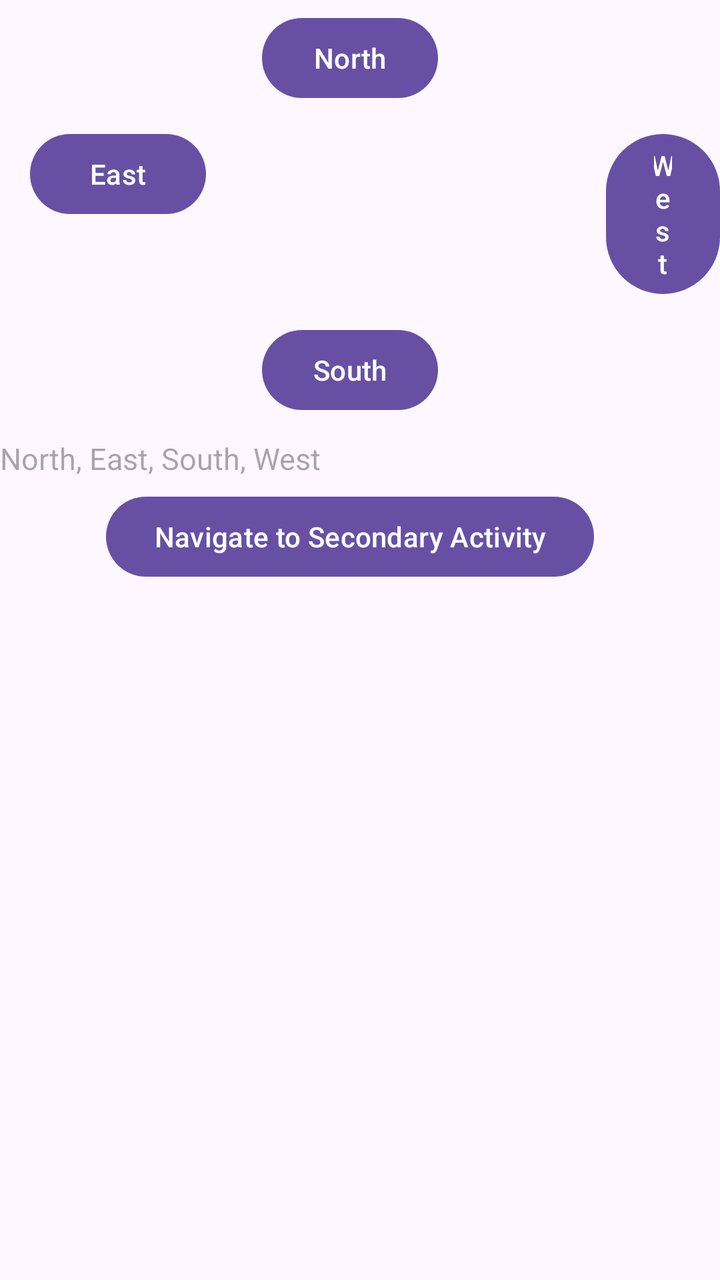
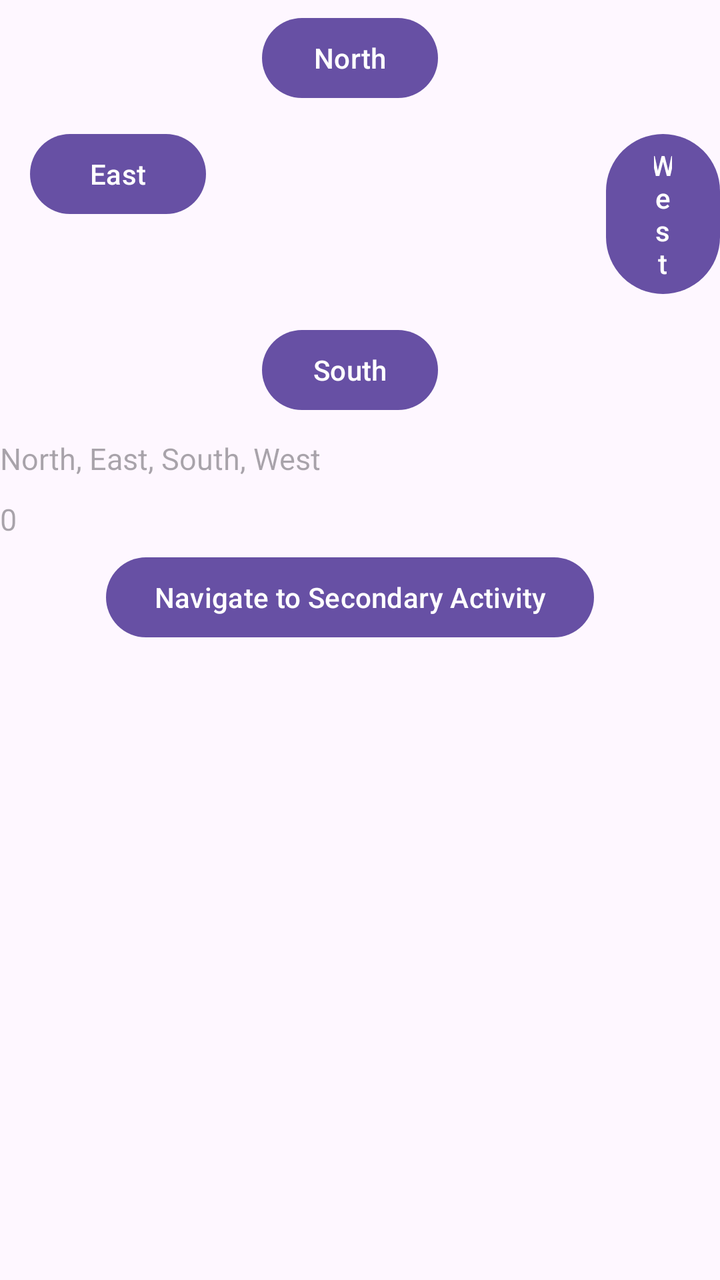

Compare the two renders of this Android layout. The source of the first and the diff that turns it into the second are given below.
<!-- AndroidManifest.xml: application theme Theme.Colocviu1_1 -->
<!-- res/layout/activity_colocviu1_1_main.xml -->
<?xml version="1.0" encoding="utf-8"?>
<LinearLayout xmlns:android="http://schemas.android.com/apk/res/android"
    xmlns:app="http://schemas.android.com/apk/res-auto"
    xmlns:tools="http://schemas.android.com/tools"
    android:id="@+id/main"
    android:layout_width="match_parent"
    android:layout_height="match_parent"
    android:orientation="vertical"
    tools:context=".Colocviu1_1MainActivity">

    <Button
        android:layout_width="wrap_content"
        android:layout_height="wrap_content"
        android:layout_gravity="center"
        android:text="North"
        android:layout_marginEnd="5dp"
        android:layout_marginTop="5dp"
        android:id="@+id/north"/>

    <LinearLayout
        style="?android:attr/buttonBarStyle"
        android:layout_width="match_parent"
        android:layout_height="wrap_content"
        android:orientation="horizontal"
        android:layout_marginTop="10dp">

        <Button
            android:layout_width="wrap_content"
            android:layout_height="wrap_content"
            android:layout_gravity="start"
            android:text="@string/east"
            android:layout_marginEnd="100dp"
            android:layout_marginStart="15dp"
            android:layout_marginTop="5dp"
            android:id="@+id/east"/>

        <Button
            android:layout_width="wrap_content"
            android:layout_height="wrap_content"
            android:layout_gravity="end"
            android:text="@string/west"
            android:layout_marginStart="100dp"
            android:layout_marginTop="5dp"
            android:id="@+id/west"/>

    </LinearLayout>

    <Button
        android:layout_width="wrap_content"
        android:layout_height="wrap_content"
        android:layout_gravity="center"
        android:text="@string/south"
        android:layout_marginEnd="5dp"
        android:layout_marginTop="5dp"
        android:id="@+id/south"/>

    <TextView
        android:layout_width="match_parent"
        android:layout_height="wrap_content"
        android:layout_gravity="center"
        android:layout_marginTop="10dp"
        android:textSize="15sp"
        android:text="@string/north_east_south_west"
        android:id="@+id/sum"
        android:enabled="false"/>

    <Button
        android:layout_width="wrap_content"
        android:layout_height="wrap_content"
        android:layout_gravity="center"
        android:text="@string/navigate_to_secondary_activity"
        android:layout_marginEnd="5dp"
        android:layout_marginTop="5dp"
        android:id="@+id/secondary_activity"/>
</LinearLayout>
<!-- resources referenced by this layout -->
<resources>
  <string name="east">East</string>
  <string name="navigate_to_secondary_activity">Navigate to Secondary Activity</string>
  <string name="north_east_south_west">North, East, South, West</string>
  <string name="south">South</string>
  <string name="west">West</string>
  <style name="Theme.Colocviu1_1" parent="Base.Theme.Colocviu1_1" />
  <style name="Base.Theme.Colocviu1_1" parent="Theme.Material3.DayNight.NoActionBar">
          
          
      </style>
</resources>

<!-- the commit's change to res/layout/activity_colocviu1_1_main.xml (unified diff, before → after) -->
@@ -61,7 +61,17 @@
         android:layout_marginTop="10dp"
         android:textSize="15sp"
         android:text="@string/north_east_south_west"
-        android:id="@+id/sum"
+        android:id="@+id/nsew"
+        android:enabled="false"/>
+
+    <TextView
+        android:layout_width="match_parent"
+        android:layout_height="wrap_content"
+        android:layout_gravity="center"
+        android:layout_marginTop="10dp"
+        android:textSize="15sp"
+        android:text="@string/_0"
+        android:id="@+id/total_clicks"
         android:enabled="false"/>
 
     <Button
<!-- resource entries referenced after the edit -->
@@ -1,5 +1,6 @@
 <!-- resources referenced by this layout -->
 <resources>
+  <string name="_0">0</string>
   <string name="east">East</string>
   <string name="navigate_to_secondary_activity">Navigate to Secondary Activity</string>
   <string name="north_east_south_west">North, East, South, West</string>
